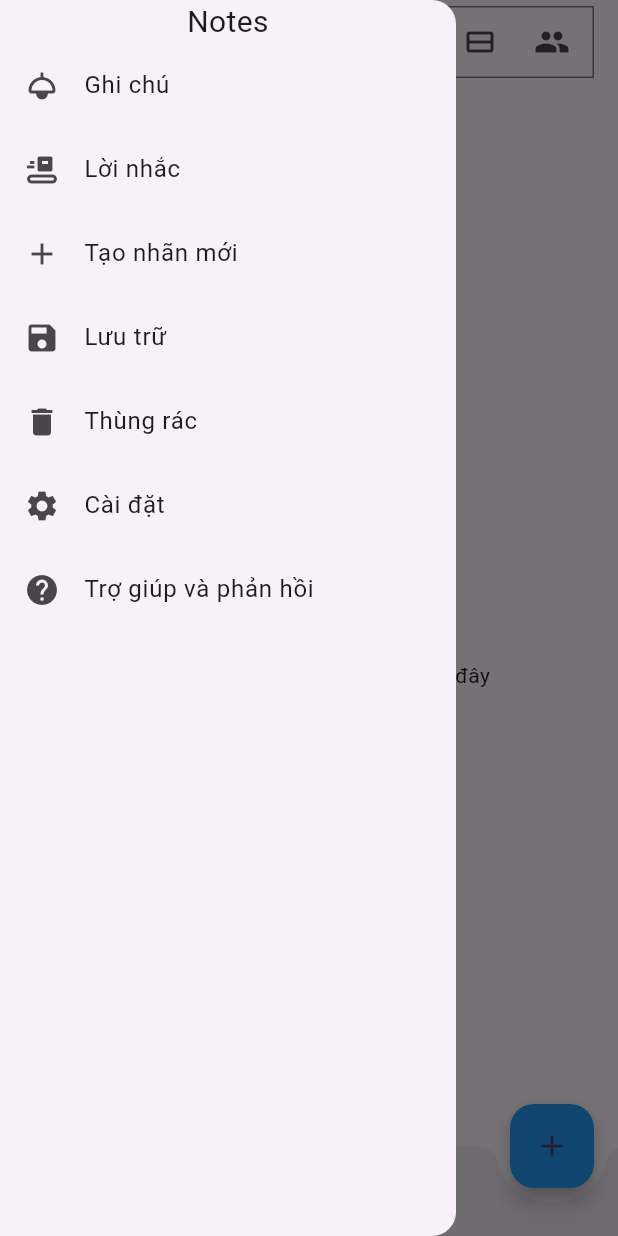
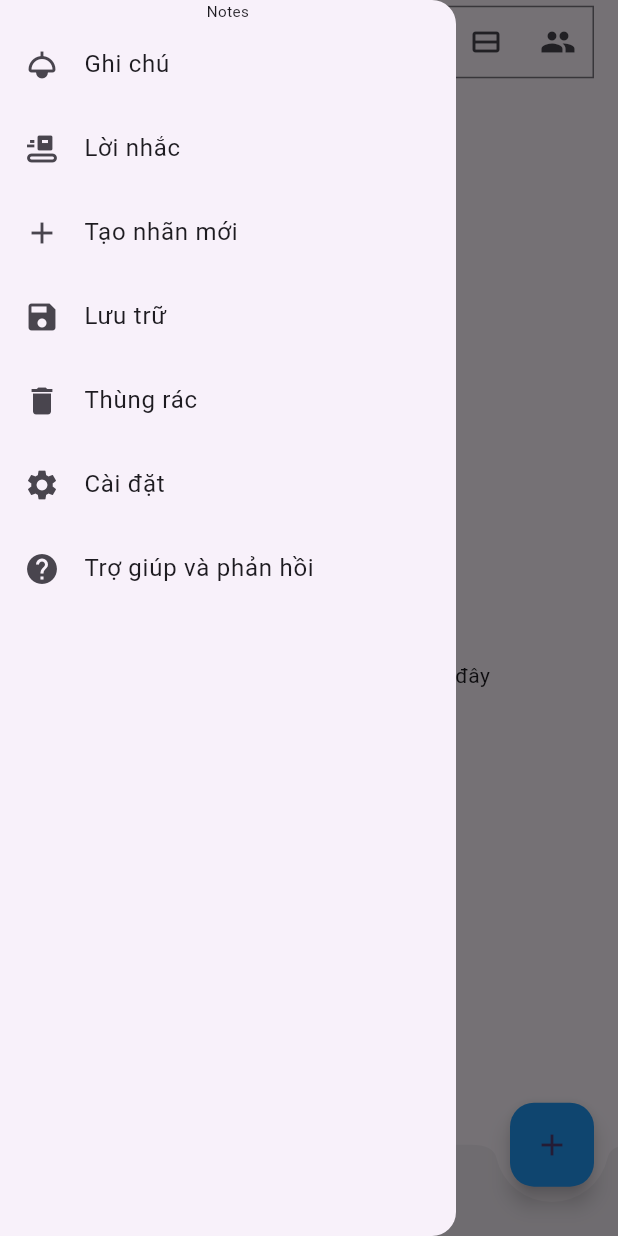
Before and after one commit to phamkhoa12332112/notes, a Flutter app: the screen it shows after launch, with the side drawer open, on a phone screen of 412 x 824 dp. Run offline on Flutter 3.47's test engine with Material 3 defaults, Android fonts, the phone set to English and light mode, and no system bars; our stand-ins replace flutter_bloc, flutter_screenutil.

Commit message:
refactor using sreeenutil

```diff
--- a/lib/main.dart
+++ b/lib/main.dart
@@ -1,5 +1,6 @@
 import 'package:flutter/material.dart';
 import 'package:flutter_bloc/flutter_bloc.dart';
+import 'package:flutter_screenutil/flutter_screenutil.dart';
 import 'package:notesapp/utils/resources/routes_manager.dart';
 
 import 'logic/cubit/counter_cubit.dart';
@@ -16,12 +17,19 @@ class MyApp extends StatelessWidget {
   // This widget is the root of your application.
   @override
   Widget build(BuildContext context) {
-    return BlocProvider(
-        create: (context) => CounterCubit(),
-        child: MaterialApp(theme: ThemeData(
-          colorScheme: ColorScheme.fromSeed(seedColor: Colors.deepPurple),
-          useMaterial3: true,
-        ),
-            onGenerateRoute: _appRouter.onGenerateRoute));
+    return ScreenUtilInit(
+        designSize: const Size(375, 812),
+        minTextAdapt: true,
+        splitScreenMode: true,
+        builder: (context, child) =>
+            BlocProvider(
+                create: (context) => CounterCubit(),
+                child: MaterialApp(theme: ThemeData(
+                  colorScheme: ColorScheme.fromSeed(
+                      seedColor: Colors.deepPurple),
+                  useMaterial3: true,
+                ),
+                    onGenerateRoute: _appRouter.onGenerateRoute))
+    );
   }
 }
--- a/lib/presentation/pages/delete_page/delete_screen.dart
+++ b/lib/presentation/pages/delete_page/delete_screen.dart
@@ -21,14 +21,14 @@ class DeleteScreen extends StatelessWidget {
             ],
           ),
         ),
-        body: const SafeArea(
+        body: SafeArea(
           child: Center(
             child: Column(
               mainAxisAlignment: MainAxisAlignment.center,
               children: <Widget>[
                 Icon(Icons.delete_outline,
                     color: Colors.orangeAccent, size: SizesManager.s100),
-                Text(StringsManger.delete_text),
+                const Text(StringsManger.delete_text),
               ],
             ),
           ),
--- a/lib/presentation/pages/home_page/home_screen.dart
+++ b/lib/presentation/pages/home_page/home_screen.dart
@@ -22,6 +22,7 @@ class HomeScreen extends StatelessWidget {
         suffixIcon: SizedBox(
           width: SizesManager.w100,
           child: Row(
+            mainAxisAlignment: MainAxisAlignment.end,
             children: [
               IconButton(
                   icon: const Icon(Icons.view_stream_outlined),
@@ -47,16 +48,16 @@ class HomeScreen extends StatelessWidget {
         notchMargin: SizesManager.m10,
         height: SizesManager.h60,
         child: Container(
-          margin: const EdgeInsets.only(right: SizesManager.m100),
-          child: const Row(
+          margin: EdgeInsets.only(right: SizesManager.m100),
+          child: Row(
             mainAxisAlignment: MainAxisAlignment.spaceBetween,
             children: [
               Text(
-                  style: TextStyle(fontSize: SizesManager.s20),
+                  style: TextStyle(fontSize: SizesManager.s10),
                   StringsManger.app_name),
               Text(
-                  style: TextStyle(fontSize: SizesManager.s15),
-                  StringsManger.update_home)
+                  style: TextStyle(fontSize: SizesManager.s8),
+                  StringsManger.total_notes)
             ],
           ),
         ),
--- a/lib/presentation/pages/menu_page/sidebar.dart
+++ b/lib/presentation/pages/menu_page/sidebar.dart
@@ -12,43 +12,43 @@ class Sidebar extends StatelessWidget {
     return Drawer(
       child: ListView(
         children: [
-          const Text(
+          Text(
               textAlign: TextAlign.center,
-              style: TextStyle(fontSize: SizesManager.s20),
+              style: TextStyle(fontSize: SizesManager.s10),
               StringsManger.app_name),
-          ContentSidebar(
+          const ContentSidebar(
             text: StringsManger.noted,
-            icon: const Icon(Icons.light),
+            icon: Icon(Icons.light),
             routes: RoutesName.homeScreen,
           ),
-          ContentSidebar(
+          const ContentSidebar(
             text: StringsManger.remind,
-            icon: const Icon(Icons.conveyor_belt),
+            icon: Icon(Icons.conveyor_belt),
             routes: RoutesName.notificationScreen,
           ),
-          ContentSidebar(
+          const ContentSidebar(
             text: StringsManger.add_lable,
-            icon: const Icon(Icons.add),
+            icon: Icon(Icons.add),
             routes: RoutesName.labelScreen,
           ),
-          ContentSidebar(
+          const ContentSidebar(
             text: StringsManger.save,
-            icon: const Icon(Icons.save),
+            icon: Icon(Icons.save),
             routes: RoutesName.saveScreen,
           ),
-          ContentSidebar(
+          const ContentSidebar(
             text: StringsManger.delete,
-            icon: const Icon(Icons.delete),
+            icon: Icon(Icons.delete),
             routes: RoutesName.deleteScreen,
           ),
-          ContentSidebar(
+          const ContentSidebar(
             text: StringsManger.setting,
-            icon: const Icon(Icons.settings),
+            icon: Icon(Icons.settings),
             routes: RoutesName.settingScreen,
           ),
-          ContentSidebar(
+          const ContentSidebar(
             text: StringsManger.help,
-            icon: const Icon(Icons.help),
+            icon: Icon(Icons.help),
             routes: RoutesName.helpScreen,
           )
         ],
--- a/lib/presentation/pages/save_page/save_screen.dart
+++ b/lib/presentation/pages/save_page/save_screen.dart
@@ -28,7 +28,7 @@ class SaveScreen extends StatelessWidget {
             ],
           ),
         ),
-        body: const SafeArea(
+        body: SafeArea(
           child: Center(
             child: Column(
               mainAxisAlignment: MainAxisAlignment.center,
--- a/lib/utils/resources/sizes_manager.dart
+++ b/lib/utils/resources/sizes_manager.dart
@@ -1,29 +1,34 @@
+import 'package:flutter_screenutil/flutter_screenutil.dart';
+
 class SizesManager {
-  static const double s15 = 15.0;
-  static const double s18 = 18.0;
-  static const double s20 = 20.0;
-  static const double s30 = 30.0;
-  static const double s100 = 100.0;
+  static double s8 = 8.sp;
+  static double s10 = 10.sp;
+  static double s15 = 15.sp;
+  static double s18 = 18.sp;
+  static double s20 = 20.sp;
+  static double s30 = 30.sp;
+  static double s100 = 100.sp;
 
-  static const double p10 = 10.0;
-  static const double p12 = 12.0;
-  static const double p100 = 100.0;
+  static double p10 = 10.r;
+  static double p12 = 12.r;
+  static double p18 = 18.r;
+  static double p100 = 100.r;
 
-  static const double w30 = 30.0;
-  static const double w100 = 100.0;
-  static const double w300 = 300.0;
+  static double w30 = 30.w;
+  static double w100 = 100.w;
+  static double w300 = 300.w;
 
-  static const double m10 = 10.0;
-  static const double m100 = 100.0;
+  static double m10 = 10.r;
+  static double m100 = 100.r;
 
-  static const double h1 = 1.0;
-  static const double h30 = 30.0;
-  static const double h60 = 60.0;
+  static double h1 = 1.h;
+  static double h30 = 30.h;
+  static double h60 = 60.h;
 
 
-  static const double e10 = 10.0;
+  static double e10 = 10.r;
 
   static const int l2 = 2;
 
-  static const double r20 = 20.0;
+  static double r20 = 20.r;
 }
--- a/lib/utils/resources/strings_manager.dart
+++ b/lib/utils/resources/strings_manager.dart
@@ -3,6 +3,7 @@ class StringsManger {
   static const String searchText_home = "Tìm kiếm ghi chú";
   static const String app_name = "Notes";
   static const String update_home = "Đã chỉnh sửa 12:09";
+  static const String total_notes = "Tổng 20 ghi chú";
 
   static const String noted = "Ghi chú";
   static const String remind = "Lời nhắc";
--- a/pubspec.yaml
+++ b/pubspec.yaml
@@ -36,6 +36,7 @@ dependencies:
   # Use with the CupertinoIcons class for iOS style icons.
   cupertino_icons: ^1.0.6
   flutter_bloc: ^8.1.6
+  flutter_screenutil: ^5.9.3
 dev_dependencies:
   flutter_test:
     sdk: flutter
```
Also changed, not shown: lib/presentation/pages/add_label_page/add_label_page.dart (+7 -7 lines), lib/presentation/pages/add_note_page/add_note_screen.dart (+4 -4 lines), lib/presentation/pages/help_page/help_screen.dart (+9 -10 lines), lib/presentation/pages/notification_page/notification_screen.dart (+5 -5 lines), lib/presentation/pages/setting_page/setting_screen.dart (+20 -20 lines), pubspec.lock.
